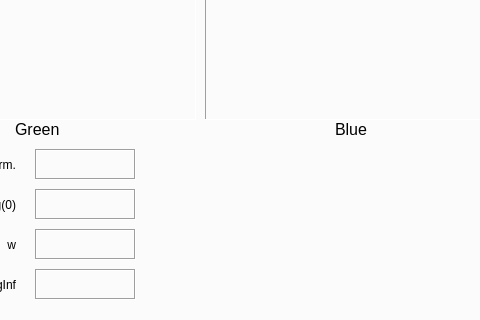
Qt form local_GUI/mainv6.ui (nklose/ICS) before a commit; both pictures show x 459 to 939 and y 263 to 583 of the 1024 by 670 pixel window.
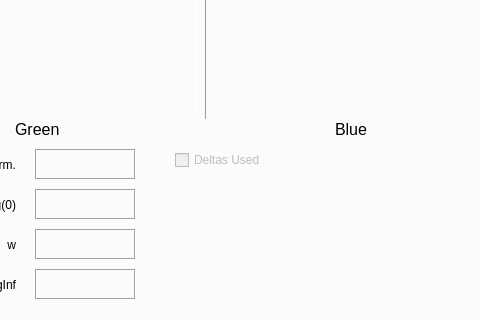
The same form after that commit. The open tabs and pages were chosen to show the change. Icons and pictures are not drawn.

Commit message: Interface now shows updated parameter valued on output tab. Added several miscellaneous functions including one which selects specific tabs on the interface.

The edit to the form file:
```diff
--- a/local_GUI/mainv6.ui
+++ b/local_GUI/mainv6.ui
@@ -1676,6 +1676,25 @@
         <bool>true</bool>
        </property>
       </widget>
+      <widget class="QCheckBox" name="autoDeltasUsedCheckbox">
+       <property name="enabled">
+        <bool>false</bool>
+       </property>
+       <property name="geometry">
+        <rect>
+         <x>620</x>
+         <y>340</y>
+         <width>131</width>
+         <height>22</height>
+        </rect>
+       </property>
+       <property name="text">
+        <string>Deltas Used</string>
+       </property>
+       <property name="checked">
+        <bool>false</bool>
+       </property>
+      </widget>
      </widget>
      <widget class="QWidget" name="crossOutputTab">
       <attribute name="title">
```
Left out of the diff: 38 changed lines with no effect on the pictures. The commit also changes 5 other files.
